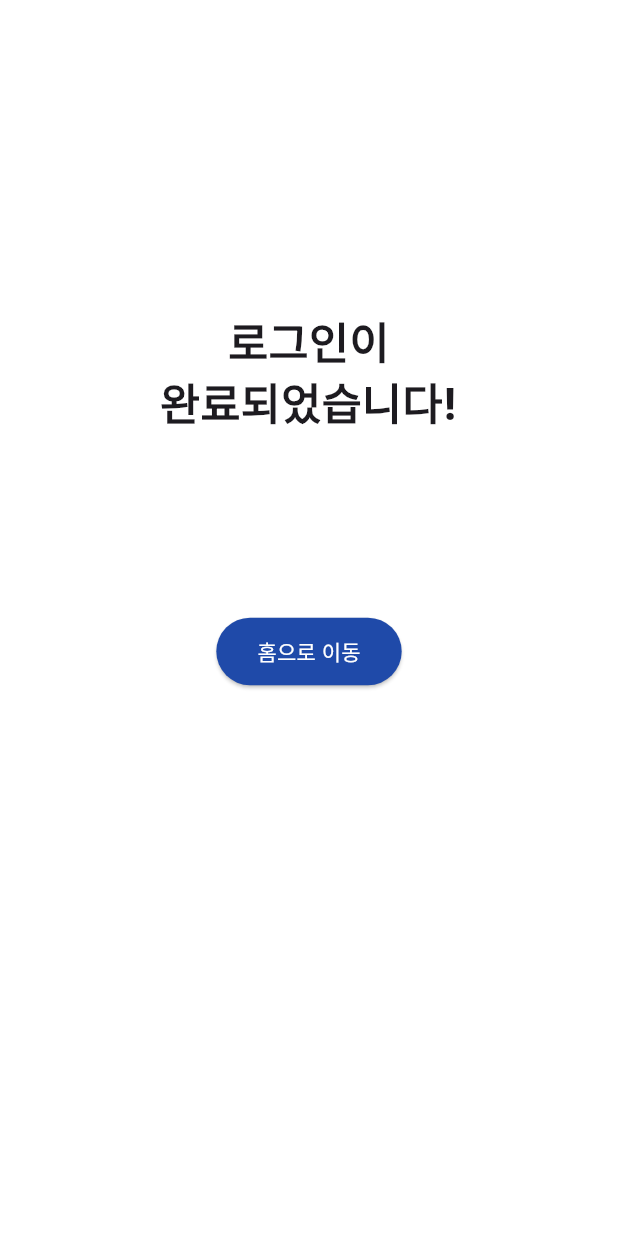
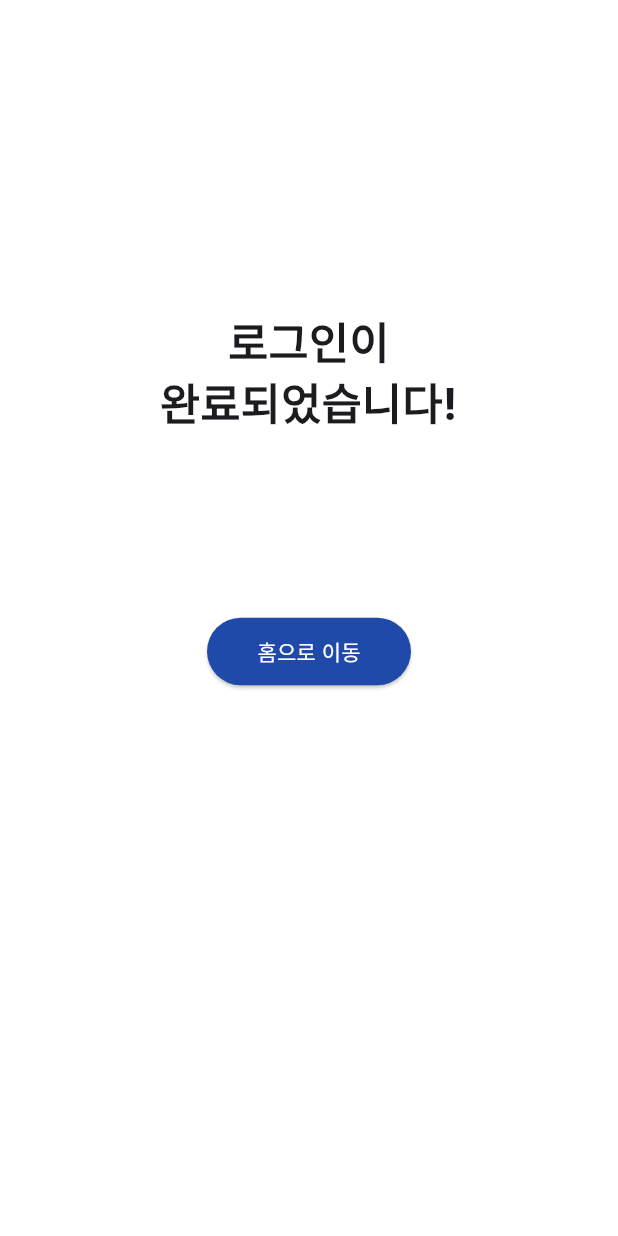
Before and after one commit to Taekwondo1906/taekwon, a Flutter app: the LoginComplete screen opened directly, on a phone screen of 412 x 824 dp. Run offline on Flutter 3.47's test engine with Material 3 defaults, Android fonts, the phone set to English and light mode, and no system bars; our stand-ins replace device_preview, google_fonts.

Commit message:
🎨 로그인페이지/완료페이지  버튼 크기 수정
~

```diff
--- a/lib/login/login_complete.dart
+++ b/lib/login/login_complete.dart
@@ -34,7 +34,7 @@ class LoginComplete extends StatelessWidget {
             ),
             const Spacer(),
             SizedBox(
-              width: screenWidth * 0.3,
+              width: screenWidth * 0.33,
               height: 45,
               child: ElevatedButton(
                 onPressed: () => navigateToHome(context),
--- a/lib/login/login_screen.dart
+++ b/lib/login/login_screen.dart
@@ -82,7 +82,7 @@ class _LoginPageState extends State<LoginPage> {
 
                 const SizedBox(height: 24),
                 SizedBox(
-                  width: screenWidth * 0.23,
+                  width: screenWidth * 0.25,
                   height: 45,
                   child: ElevatedButton(
                     onPressed: loginFunction,
```
